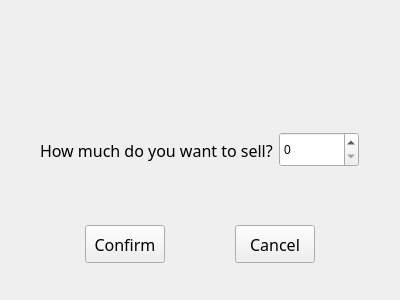
soda92/beijing_fushengji_rewrite, file form/sell.ui: the form before one commit.
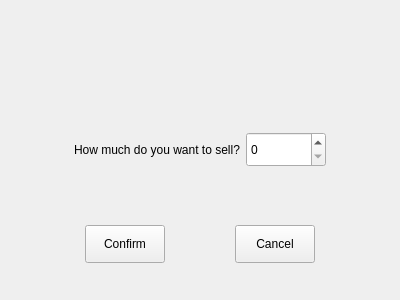
The form after the commit.

Patch:
```diff
--- a/form/sell.ui
+++ b/form/sell.ui
@@ -13,11 +13,7 @@
   <property name="windowTitle">
    <string>How many do you want to sell?</string>
   </property>
-  <property name="styleSheet">
-   <string notr="true">QLabel, QPushButton, QTextBrowser, QGroupBox, QTextEdit {
-                font: 12pt MiSans;
-            }</string>
-  </property>
+  
   <layout class="QVBoxLayout" name="verticalLayout">
    <item>
     <widget class="QLabel" name="label">
```
